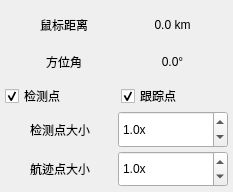
This is PolarDisp/mousepositioninfo.ui in DanielWuxiaoxiao/DispCtrl as Qt 5 draws it before an edit. The edited form follows.
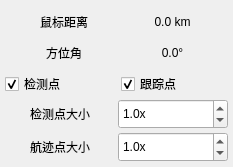
This is the edited form.

```diff
--- a/PolarDisp/mousepositioninfo.ui
+++ b/PolarDisp/mousepositioninfo.ui
@@ -7,7 +7,7 @@
     <x>0</x>
     <y>0</y>
     <width>233</width>
-    <height>192</height>
+    <height>167</height>
    </rect>
   </property>
   <property name="windowTitle">
```
